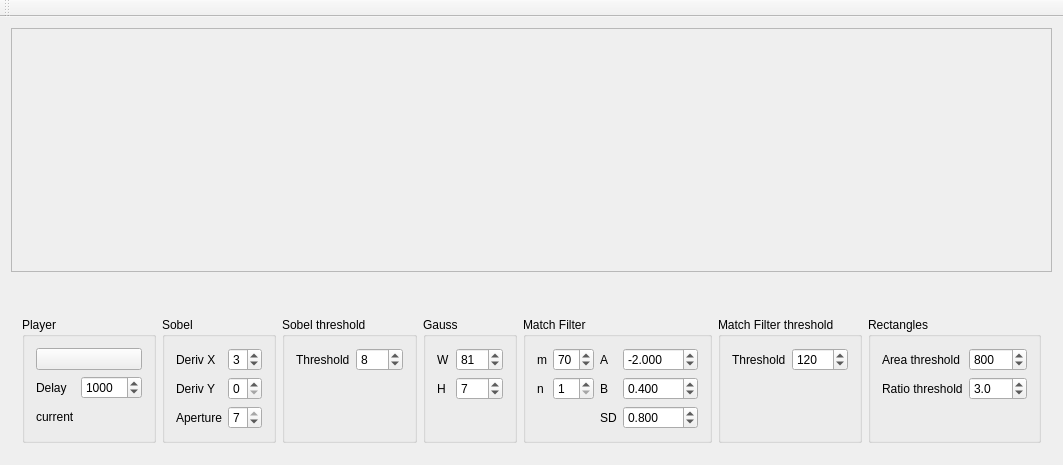
dworak/licence-plate-extractor, file LicensePlateExtractor/mainwindow.ui: the form before one commit.
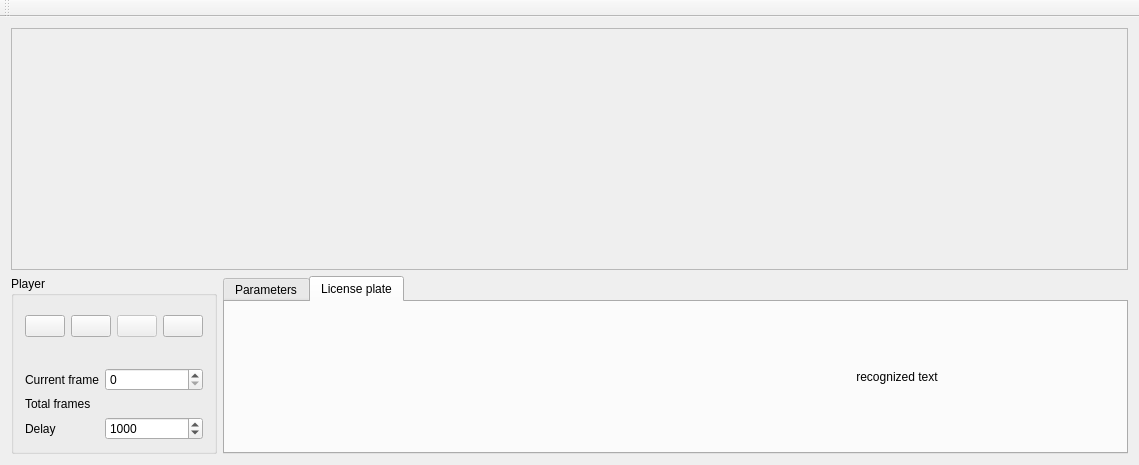
The form after the commit. Icons and pictures are not drawn. Custom widgets are drawn as their Qt base class.

The edit to the form file:
```diff
--- a/LicensePlateExtractor/mainwindow.ui
+++ b/LicensePlateExtractor/mainwindow.ui
@@ -6,7 +6,7 @@
    <rect>
     <x>0</x>
     <y>0</y>
-    <width>917</width>
+    <width>925</width>
     <height>465</height>
    </rect>
   </property>
@@ -25,8 +25,8 @@
         <rect>
          <x>0</x>
          <y>0</y>
-         <width>897</width>
-         <height>190</height>
+         <width>905</width>
+         <height>202</height>
         </rect>
        </property>
        <layout class="QHBoxLayout" name="horizontalLayout_3">
@@ -48,25 +48,39 @@
       </widget>
      </widget>
     </item>
-    <item>
-     <widget class="QWidget" name="widget_2" native="true">
-      <layout class="QHBoxLayout" name="horizontalLayout_2">
-       <item>
-        <widget class="CVImageWidget" name="cvwidget" native="true"/>
-       </item>
-      </layout>
-     </widget>
-    </item>
     <item>
      <widget class="QWidget" name="widget" native="true">
       <layout class="QHBoxLayout" name="horizontalLayout">
+       <property name="margin">
+        <number>0</number>
+       </property>
        <item>
         <widget class="QGroupBox" name="groupBox_6">
          <property name="title">
           <string>Player</string>
          </property>
-         <layout class="QGridLayout" name="gridLayout_2">
-          <item row="0" column="0" colspan="2">
+         <layout class="QVBoxLayout" name="verticalLayout">
+          <property name="spacing">
+           <number>0</number>
+          </property>
+          <property name="margin">
+           <number>0</number>
+          </property>
+          <item>
+           <widget class="QWidget" name="widget_2" native="true">
+            <layout class="QHBoxLayout" name="horizontalLayout_5">
+             <item>
+              <widget class="QPushButton" name="stop">
+               <property name="text">
+                <string/>
+               </property>
+               <property name="icon">
+                <iconset resource="resources.qrc">
+                 <normaloff>:/icon/stop</normaloff>:/icon/stop</iconset>
+               </property>
+              </widget>
+             </item>
+             <item>
            <widget class="QPushButton" name="playPause">
             <property name="text">
              <string/>
@@ -77,7 +91,68 @@
             </property>
            </widget>
           </item>
+             <item>
+              <widget class="QPushButton" name="backward">
+               <property name="enabled">
+                <bool>false</bool>
+               </property>
+               <property name="text">
+                <string/>
+               </property>
+               <property name="icon">
+                <iconset resource="resources.qrc">
+                 <normaloff>:/icon/backward</normaloff>:/icon/backward</iconset>
+               </property>
+              </widget>
+             </item>
+             <item>
+              <widget class="QPushButton" name="forward">
+               <property name="enabled">
+                <bool>true</bool>
+               </property>
+               <property name="text">
+                <string/>
+               </property>
+               <property name="icon">
+                <iconset resource="resources.qrc">
+                 <normaloff>:/icon/forward</normaloff>:/icon/forward</iconset>
+               </property>
+              </widget>
+             </item>
+            </layout>
+           </widget>
+          </item>
+          <item>
+           <widget class="QWidget" name="widget_3" native="true">
+            <layout class="QFormLayout" name="formLayout_6">
+             <property name="fieldGrowthPolicy">
+              <enum>QFormLayout::AllNonFixedFieldsGrow</enum>
+             </property>
           <item row="1" column="0">
+              <widget class="QLabel" name="label_4">
+               <property name="text">
+                <string>Current frame</string>
+               </property>
+              </widget>
+             </item>
+             <item row="1" column="1">
+              <widget class="QSpinBox" name="currentFrame"/>
+             </item>
+             <item row="2" column="0">
+              <widget class="QLabel" name="label_17">
+               <property name="text">
+                <string>Total frames</string>
+               </property>
+              </widget>
+             </item>
+             <item row="2" column="1">
+              <widget class="QLabel" name="totalFrames">
+               <property name="text">
+                <string/>
+               </property>
+              </widget>
+             </item>
+             <item row="3" column="0">
            <widget class="QLabel" name="label">
             <property name="text">
              <string>Delay</string>
@@ -87,7 +162,7 @@
             </property>
            </widget>
           </item>
-          <item row="1" column="1">
+             <item row="3" column="1">
            <widget class="QSpinBox" name="frameDelay">
             <property name="minimum">
              <number>1</number>
@@ -103,16 +178,28 @@
             </property>
            </widget>
           </item>
-          <item row="2" column="0">
-           <widget class="QLabel" name="current">
-            <property name="text">
-             <string>current</string>
-            </property>
+            </layout>
            </widget>
           </item>
          </layout>
         </widget>
        </item>
+       <item>
+        <widget class="QTabWidget" name="tabWidget">
+         <property name="sizePolicy">
+          <sizepolicy hsizetype="Expanding" vsizetype="Preferred">
+           <horstretch>0</horstretch>
+           <verstretch>0</verstretch>
+          </sizepolicy>
+         </property>
+         <property name="currentIndex">
+          <number>1</number>
+         </property>
+         <widget class="QWidget" name="tab">
+          <attribute name="title">
+           <string>Parameters</string>
+          </attribute>
+          <layout class="QHBoxLayout" name="horizontalLayout_4">
        <item>
         <widget class="QGroupBox" name="groupBox">
          <property name="title">
@@ -476,6 +563,33 @@
        </item>
       </layout>
      </widget>
+         <widget class="QWidget" name="tab_2">
+          <attribute name="title">
+           <string>License plate</string>
+          </attribute>
+          <layout class="QHBoxLayout" name="horizontalLayout_2">
+           <item>
+            <widget class="CVImageWidget" name="lpView" native="true"/>
+           </item>
+           <item>
+            <widget class="QLabel" name="recognizedText">
+             <property name="text">
+              <string>recognized text</string>
+             </property>
+             <property name="alignment">
+              <set>Qt::AlignCenter</set>
+             </property>
+             <property name="textInteractionFlags">
+              <set>Qt::LinksAccessibleByMouse|Qt::TextSelectableByMouse</set>
+             </property>
+            </widget>
+           </item>
+          </layout>
+         </widget>
+        </widget>
+       </item>
+      </layout>
+     </widget>
     </item>
    </layout>
   </widget>
```
Left out of the diff: 2 changed lines with no effect on the pictures. Lines whose indentation alone changed are shown as unchanged.
